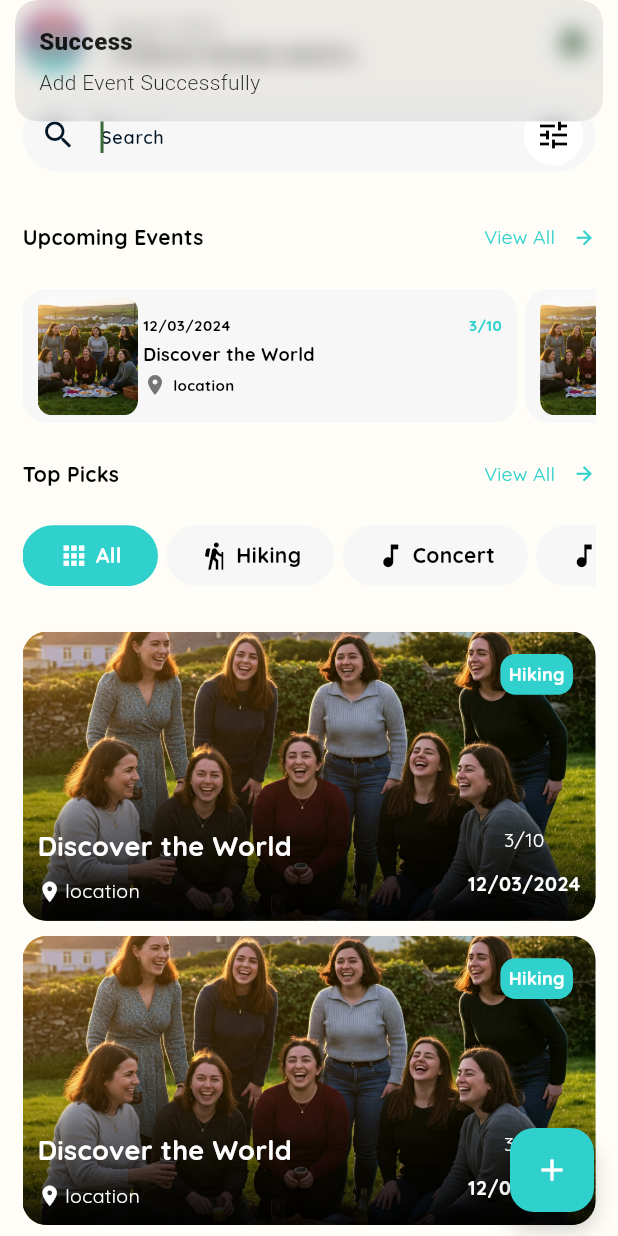
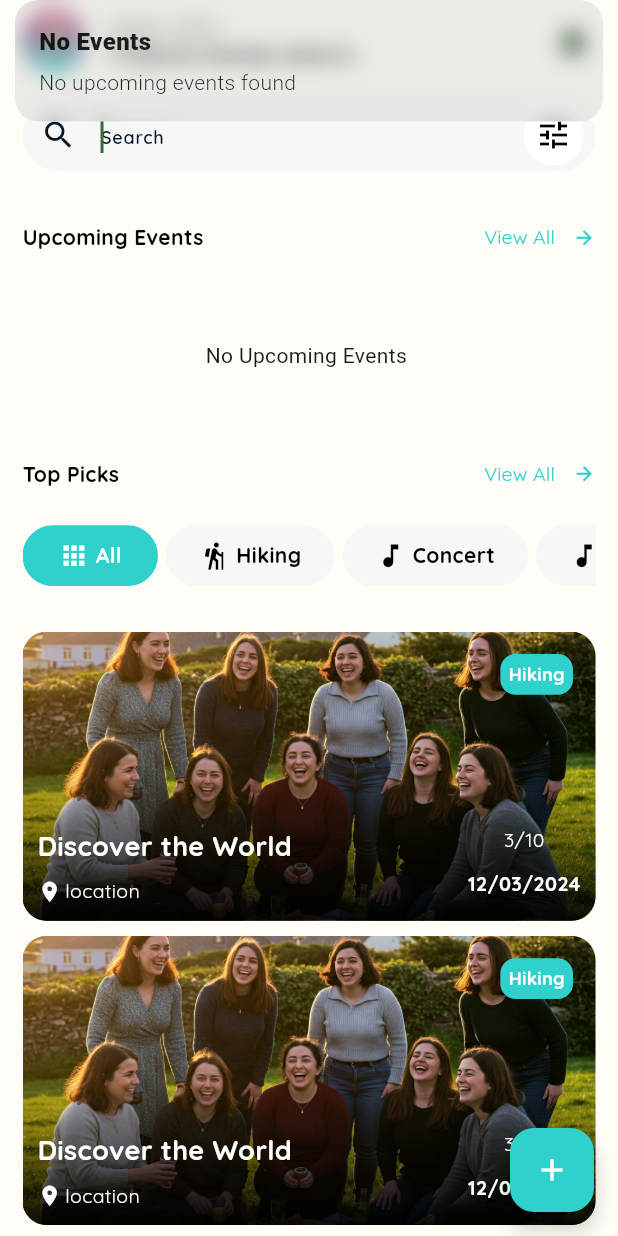
Before and after one commit to BrightCodeLab-Team/girl_clan, a Flutter app: the AddEventScreen screen opened directly, scrolled down 255 dp, after a tap on "Add Event", on a phone screen of 412 x 824 dp. Run offline on Flutter 3.47's test engine with Material 3 defaults, Android fonts, the phone set to English and light mode, and no system bars; our stand-ins replace cloud_firestore, firebase_auth, firebase_core, flutter_screenutil, get, get_it and 4 more; accounts and stored records are empty.

Commit message:
UpComing Events is not fetching from datbase

```diff
--- a/lib/core/model/event_model.dart
+++ b/lib/core/model/event_model.dart
@@ -31,15 +31,15 @@ class EventModel {
   // Method to convert an Event to a Map (useful for persistence)
   Map<String, dynamic> toJson() {
     return {
-      'id': currentUser,
-      'eventName': eventName,
-      'location': location,
-      'date': date,
-      'startTime': startTime,
-      'category': category,
-      'imageUrl': imageUrl,
-      'joiningPeople': joiningPeople,
-      'availablePeople': availablePeople,
+      'id': currentUser?.uid ?? '',
+      'eventName': eventName ?? '',
+      'location': location ?? '',
+      'date': date ?? '',
+      'startTime': startTime ?? '',
+      'category': category ?? '',
+      'imageUrl': imageUrl ?? '',
+      'joiningPeople': joiningPeople ?? 0,
+      'availablePeople': availablePeople ?? 0,
     };
   }
 
--- a/lib/core/services/data_base_services.dart
+++ b/lib/core/services/data_base_services.dart
@@ -12,6 +12,9 @@ class DatabaseServices {
   }
 
   DatabaseServices._internal();
+
+  ///
+  ///. ad event details to database
   addEventsToDataBase(EventModel eventModel) async {
     try {
       // on both (set & add) it is not storing data in database
@@ -19,6 +22,7 @@ class DatabaseServices {
       await _db
           .collection('events')
           // .doc(eventModel.id)
+          // .set(eventModel.toJson())
           .add(eventModel.toJson())
           .then((value) => debugPrint('user registered successfully'));
     } catch (e, s) {
@@ -27,4 +31,55 @@ class DatabaseServices {
       return false;
     }
   }
+
+  ///
+  ///. get upcomingEvents events from database.
+  ///
+
+  // Future<List<EventModel>> getUpcomingEvents(EventModel eventModel) async {
+  //   try {
+  //     final currentDate = DateTime.now();
+  //     final formattedCurrentDate =
+  //         "${currentDate.year}/${currentDate.month}/${currentDate.day}";
+
+  //     final snapshot =
+  //         await _db
+  //             .collection('events')
+  //             // .where('date', isGreaterThanOrEqualTo: formattedCurrentDate)
+  //             .orderBy('date')
+  //             .get();
+
+  //     return snapshot.docs
+  //         .map((doc) => EventModel.fromJson(doc.data()))
+  //         .toList();
+  //   } catch (e, s) {
+  //     debugPrint('Exception @DatabaseService/getUpcomingEvents');
+  //     debugPrint(s.toString());
+  //     return [];
+  //   }
+  // }
+  Future<List<EventModel>> getUpcomingEvents(EventModel eventModel) async {
+    try {
+      final snapshot = await _db.collection('events').orderBy('date').get();
+
+      if (snapshot.docs.isEmpty) {
+        debugPrint('No events found in Firestore');
+        return [];
+      }
+
+      debugPrint('Fetched ${snapshot.docs.length} events from Firestore');
+
+      final events =
+          snapshot.docs.map((doc) {
+            debugPrint('Document data: ${doc.data()}');
+            return EventModel.fromJson(doc.data());
+          }).toList();
+
+      return events;
+    } catch (e, s) {
+      debugPrint('Exception @DatabaseService/getUpcomingEvents: $e');
+      debugPrint(s.toString());
+      return [];
+    }
+  }
 }
--- a/lib/main.dart
+++ b/lib/main.dart
@@ -7,6 +7,7 @@ import 'package:girl_clan/core/constants/colors.dart';
 import 'package:girl_clan/firebase_options.dart';
 import 'package:girl_clan/locator.dart';
 import 'package:girl_clan/ui/add_event/add_event_screen.dart';
+import 'package:girl_clan/ui/home/home_screen.dart';
 import 'package:girl_clan/ui/root_screen/root_screen.dart';
 import 'package:girl_clan/ui/root_screen/root_view_model.dart';
 
@@ -50,7 +51,7 @@ class MyApp extends StatelessWidget {
               colorScheme: ColorScheme.fromSeed(seedColor: Colors.green),
               useMaterial3: true,
             ),
-            home: AddEventScreen(),
+            home: HomeScreen(),
             // StreamBuilder(
             //   stream: FirebaseAuth.instance.authStateChanges(),
             //   builder: (context, snapshot) {
--- a/lib/ui/add_event/add_event_view_model.dart
+++ b/lib/ui/add_event/add_event_view_model.dart
@@ -11,6 +11,9 @@ class AddEventViewModel extends BaseViewModel {
   //List
   final db = locator<DatabaseServices>();
 
+  ///
+  ///. add event to database
+  ///
   addEvent() async {
     setState(ViewState.busy);
     await db.addEventsToDataBase(eventModel);
--- a/lib/ui/home/home_screen.dart
+++ b/lib/ui/home/home_screen.dart
@@ -23,7 +23,8 @@ class HomeScreen extends StatelessWidget {
   @override
   Widget build(BuildContext context) {
     return ChangeNotifierProvider(
-      create: (context) => HomeViewModel(),
+      // create: (context) => HomeViewModel(),
+      create: (context) => HomeViewModel()..init(),
       child: Consumer<HomeViewModel>(
         builder:
             (context, model, child) => Scaffold(
@@ -167,8 +168,12 @@ class HomeScreen extends StatelessWidget {
                     ///
                     SizedBox(
                       height: 88.h,
-                      child: ListView.builder(
-                        itemCount: model.UpComingEventsList.length,
+                      child:
+                          model.upcomingEventsList.isEmpty
+                              ? Center(child: Text('No Upcoming Events '))
+                              : ListView.builder(
+                                // itemCount: model.UpComingEventsList.length,
+                                itemCount: model.upcomingEventsList.length,
                                 scrollDirection: Axis.horizontal,
                                 itemBuilder: (BuildContext context, int index) {
                                   return Padding(
@@ -178,7 +183,8 @@ class HomeScreen extends StatelessWidget {
                                         Get.to(EventsDetailsScreen());
                                       },
                                       child: CustomUpComingEventsCard(
-                                eventModel: model.UpComingEventsList[index],
+                                        eventModel:
+                                            model.upcomingEventsList[index],
                                       ),
                                     ),
                                   );
@@ -187,6 +193,9 @@ class HomeScreen extends StatelessWidget {
                     ),
                     10.verticalSpace,
 
+                    ///
+                    ///. top picks
+                    ///
                     Row(
                       children: [
                         Text('Top Picks', style: style14B),
--- a/lib/ui/home/home_view_model.dart
+++ b/lib/ui/home/home_view_model.dart
@@ -1,107 +1,105 @@
+import 'package:flutter/material.dart';
+import 'package:get/get_core/src/get_main.dart';
+import 'package:get/route_manager.dart';
 import 'package:girl_clan/core/constants/app_assets.dart';
+import 'package:girl_clan/core/enums/view_state_model.dart';
 import 'package:girl_clan/core/model/event_model.dart';
-import 'package:girl_clan/core/model/home_top_picks.dart';
-import 'package:girl_clan/core/model/up_coming_evnts.dart';
 import 'package:girl_clan/core/others/base_view_model.dart';
+import 'package:girl_clan/core/services/data_base_services.dart';
+import 'package:girl_clan/locator.dart';
+import 'package:girl_clan/ui/root_screen/root_screen.dart';
 
 class HomeViewModel extends BaseViewModel {
+  EventModel eventModel = EventModel();
+  final db = locator<DatabaseServices>();
+
   ///
   ///      up coming events
   ///
-  List<EventModel> UpComingEventsList = [
-    EventModel(
-      id: '1',
-      eventName: 'Discover the World',
-      location: 'location',
-      date: '12/03/2024',
-      startTime: '45/05',
-      category: 'Hiking',
-      imageUrl: AppAssets().loginImage,
-      joiningPeople: '10',
-      availablePeople: '3',
-      capacity: '5000',
-    ),
-    EventModel(
-      id: '1',
-      eventName: 'Discover the World',
-      location: 'location',
-      date: '12/03/2024',
-      startTime: '45/05',
-      category: 'Hiking',
-      imageUrl: AppAssets().loginImage,
-      joiningPeople: '10',
-      availablePeople: '3',
-      capacity: '5000',
-    ),
-    EventModel(
-      id: '1',
-      eventName: 'Discover the World',
-      location: 'location',
-      date: '12/03/2024',
-      startTime: '45/05',
-      category: 'Hiking',
-      imageUrl: AppAssets().loginImage,
-      joiningPeople: '10',
-      availablePeople: '3',
-      capacity: '5000',
-    ),
-    EventModel(
-      id: '1',
-      eventName: 'Discover the World',
-      location: 'location',
-      date: '12/03/2024',
-      startTime: '45/05',
-      category: 'Hiking',
-      imageUrl: AppAssets().loginImage,
-      joiningPeople: '10',
-      availablePeople: '3',
-      capacity: '5000',
-    ),
-    EventModel(
-      id: '1',
-      eventName: 'Discover the World',
-      location: 'location',
-      date: '12/03/2024',
-      startTime: '45/05',
-      category: 'Hiking',
-      imageUrl: AppAssets().loginImage,
-      joiningPeople: '10',
-      availablePeople: '3',
-      capacity: '5000',
-    ),
-    EventModel(
-      id: '1',
-      eventName: 'Discover the World',
-      location: 'location',
-      date: '12/03/2024',
-      startTime: '45/05',
-      category: 'Hiking',
-      imageUrl: AppAssets().loginImage,
-      joiningPeople: '10',
-      availablePeople: '3',
-      capacity: '5000',
-    ),
-    EventModel(
-      id: '1',
-      eventName: 'Discover the World',
-      location: 'location',
-      date: '12/03/2024',
-      startTime: '45/05',
-      category: 'Hiking',
-      imageUrl: AppAssets().loginImage,
-      joiningPeople: '10',
-      availablePeople: '3',
-      capacity: '5000',
-    ),
+  List<EventModel> upcomingEventsList = [];
 
-    // UpComingEventsCardModel(
-    //   title: "urban beast",
-    //   date: "12/01/2025",
-    //   location: "Tofino, British Co ...",
-    //   imageUrl: AppAssets().loginImage,
-    //   ratio: "06/10",
-    // ),
-  ];
+  ///
+  ///
+  ///
+
+  Future<void> init() async {
+    setState(ViewState.busy);
+    try {
+      upcomingEventsList = await db.getUpcomingEvents(eventModel);
+      debugPrint('Fetched ${upcomingEventsList.length} events in ViewModel');
+      notifyListeners();
+
+      if (upcomingEventsList.isEmpty) {
+        Get.snackbar('No Events', "No upcoming events found");
+      }
+    } catch (e) {
+      debugPrint('Error initializing HomeViewModel: $e');
+      Get.snackbar('Error', "Failed to load events");
+    } finally {
+      setState(ViewState.idle);
+    }
+  }
+
+  ///
+  ///
+  ///
+  // List<EventModel> UpComingEventsList = [
+  //   EventModel(
+  //     id: '1',
+  //     eventName: 'Discover the World',
+  //     location: 'location',
+  //     date: '12/03/2024',
+  //     startTime: '45/05',
+  //     category: 'Hiking',
+  //     imageUrl: AppAssets().loginImage,
+  //     joiningPeople: '10',
+  //     availablePeople: '3',
+  //     capacity: '5000',
+  //   ),
+  //   EventModel(
+  //     id: '1',
+  //     eventName: 'Discover the World',
+  //     location: 'location',
+  //     date: '12/03/2024',
+  //     startTime: '45/05',
+  //     category: 'Hiking',
+  //     imageUrl: AppAssets().loginImage,
+  //     joiningPeople: '10',
+  //     availablePeople: '3',
+  //     capacity: '5000',
+  //   ),
+  //   EventModel(
+  //     id: '1',
+  //     eventName: 'Discover the World',
+  //     location: 'location',
+  //     date: '12/03/2024',
+  //     startTime: '45/05',
+  //     category: 'Hiking',
+  //     imageUrl: AppAssets().loginImage,
+  //     joiningPeople: '10',
+  //     availablePeople: '3',
+  //     capacity: '5000',
+  //   ),
+  //   EventModel(
+  //     id: '1',
+  //     eventName: 'Discover the World',
+  //     location: 'location',
+  //     date: '12/03/2024',
+  //     startTime: '45/05',
+  //     category: 'Hiking',
+  //     imageUrl: AppAssets().loginImage,
+  //     joiningPeople: '10',
+  //     availablePeople: '3',
+  //     capacity: '5000',
+  //   ),
+  //   // UpComingEventsCardModel(
+  //   //   title: "urban beast",
+  //   //   date: "12/01/2025",
+  //   //   location: "Tofino, British Co ...",
+  //   //   imageUrl: AppAssets().loginImage,
+  //   //   ratio: "06/10",
+  //   // ),
+  // ];
 
   ///
   ///     top picks
--- a/lib/ui/home/search_result_screen.dart
+++ b/lib/ui/home/search_result_screen.dart
@@ -75,9 +75,12 @@ class SearchResultScreen extends StatelessWidget {
                         ),
                         2.horizontalSpace,
                         Text(
-                          model.UpComingEventsList.length <= 9
-                              ? '0${model.UpComingEventsList.length}'
-                              : model.UpComingEventsList.length.toString(),
+                          ///
+                          ///. changes here in first 3 lines
+                          ///
+                          model.upcomingEventsList.length <= 9
+                              ? '0${model.upcomingEventsList.length}'
+                              : model.upcomingEventsList.length.toString(),
                           style: style14B.copyWith(
                             fontSize: 13,
                             color: primaryColor,
@@ -97,7 +100,13 @@ class SearchResultScreen extends StatelessWidget {
                               crossAxisSpacing: 10,
                               mainAxisSpacing: 10,
                             ),
-                        itemCount: model.UpComingEventsList.length,
+
+                        ///
+                        ///
+                        ///
+                        itemCount: model.upcomingEventsList.length,
+
+                        /// in this line
                         shrinkWrap: true,
                         scrollDirection: Axis.vertical,
 
@@ -107,7 +116,9 @@ class SearchResultScreen extends StatelessWidget {
                               Get.to(EventsDetailsScreen());
                             },
                             child: CustomSearchResultCard(
-                              eventModel: model.UpComingEventsList[index],
+                              eventModel:
+                                  model
+                                      .upcomingEventsList[index], // in this line
                             ),
                           );
                         },
--- a/lib/ui/home/up_coming_events.dart
+++ b/lib/ui/home/up_coming_events.dart
@@ -54,7 +54,12 @@ class UpComingEventsScreen extends StatelessWidget {
                               crossAxisSpacing: 10,
                               mainAxisSpacing: 10,
                             ),
-                        itemCount: model.UpComingEventsList.length,
+
+                        ///
+                        ///  changes here
+                        ///
+                        itemCount:
+                            model.upcomingEventsList.length, //in this line
                         shrinkWrap: true,
                         scrollDirection: Axis.vertical,
 
@@ -64,7 +69,9 @@ class UpComingEventsScreen extends StatelessWidget {
                               Get.to(EventsDetailsScreen());
                             },
                             child: CustomSearchResultCard(
-                              eventModel: model.UpComingEventsList[index],
+                              eventModel:
+                                  model
+                                      .upcomingEventsList[index], //in this line
                             ),
                           );
                         },
```
Also changed, not shown: lib/core/model/app_user.dart (added, +48 -0 lines). Lines whose indentation alone changed are shown as unchanged.
